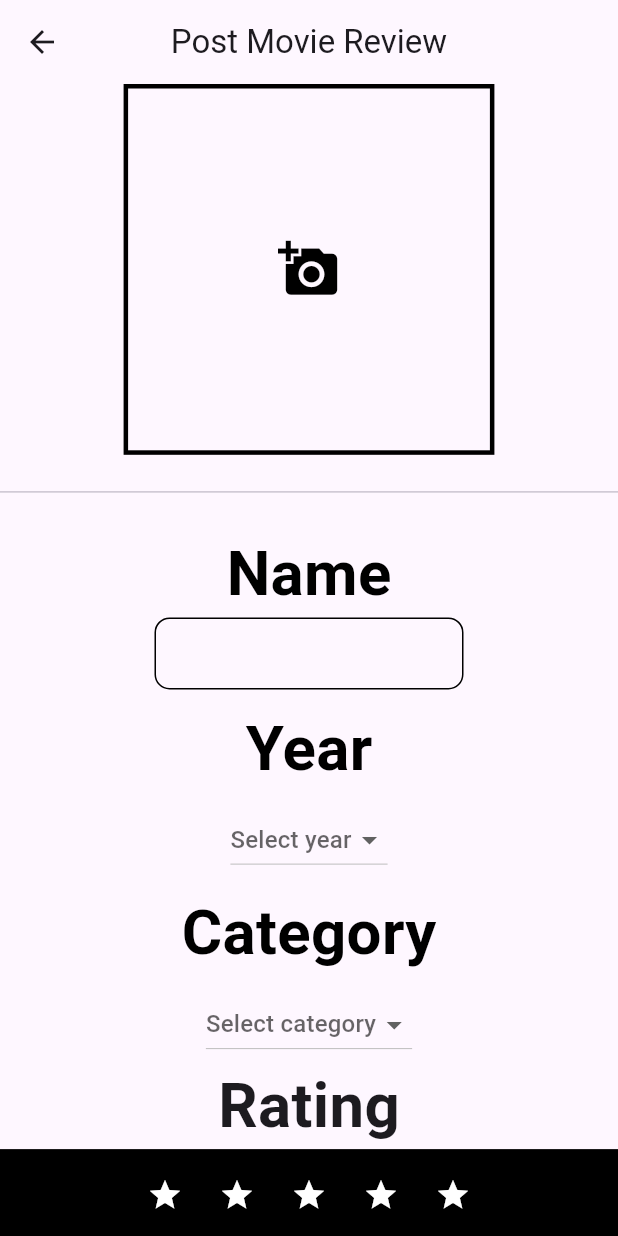
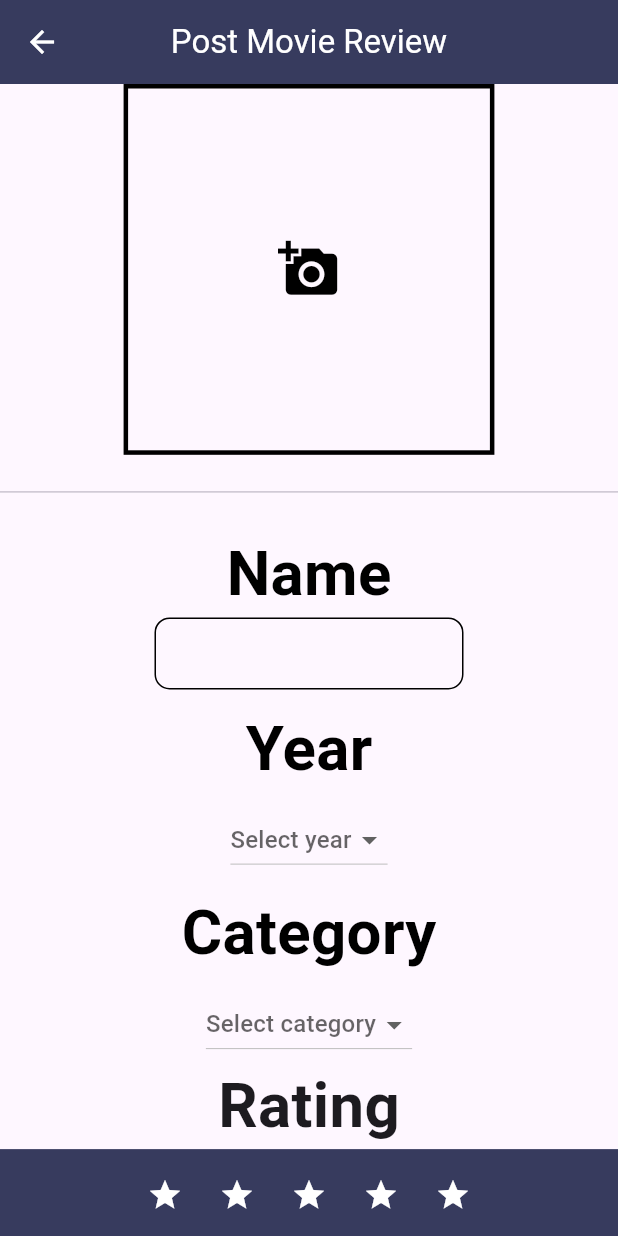
Before and after one commit to abdulwahab89/Mad_Semester_Project, a Flutter app: the PostScreen screen opened by its route, on a phone screen of 412 x 824 dp. Run offline on Flutter 3.47's test engine with Material 3 defaults, Android fonts, the phone set to English and light mode, and no system bars; our stand-ins replace firebase_auth, firebase_core, firebase_database, firebase_storage, fluttertoast, image_picker and 2 more; accounts and stored records are empty.

Commit message:
color changes
ui changes

```diff
--- a/lib/view/screens/post_screen.dart
+++ b/lib/view/screens/post_screen.dart
@@ -44,10 +44,12 @@ FirebaseDatabaseViewModel firebaseDatabaseViewModel=FirebaseDatabaseViewModel();
     double fontSize=screenWidth * 0.1;
     return  Scaffold(
       appBar: AppBar(
-        title: const Text('Post Movie Review'),
+        foregroundColor: AppColors.secondaryColor,
+        title: const Text('Post Movie Review',
+        ),
         centerTitle: true,
         elevation: 0,
-        backgroundColor: Colors.transparent,
+        backgroundColor: AppColors.backgroundColor,
       ),
       body: SingleChildScrollView(
         child: Form(
@@ -172,7 +174,7 @@ FirebaseDatabaseViewModel firebaseDatabaseViewModel=FirebaseDatabaseViewModel();
              height: screenHeight*0.5,
              width: screenWidth*1,
              decoration: const BoxDecoration(
-               color: Colors.black,
+               color: AppColors.backgroundColor,
              ),
              child: Row(
                mainAxisAlignment: MainAxisAlignment.center,
@@ -245,7 +247,7 @@ FirebaseDatabaseViewModel firebaseDatabaseViewModel=FirebaseDatabaseViewModel();
                    loading: value.isLoading,
                    title: 'Submit',
                    onPress: () async=> _formKey.currentState!.validate()?await value.postUserData(selectedImage,descriptionController.text.toString(),selectedYear.toString(),rating.toString(),nameController.text.toString(),reviewController.text.toString(),selectedCategory,context ):Utils.toastMessage("Enter missing details"),
-                   color:AppColors.blackColor,
+                   color:AppColors.backgroundColor,
                  );
                 }
               ),
```
